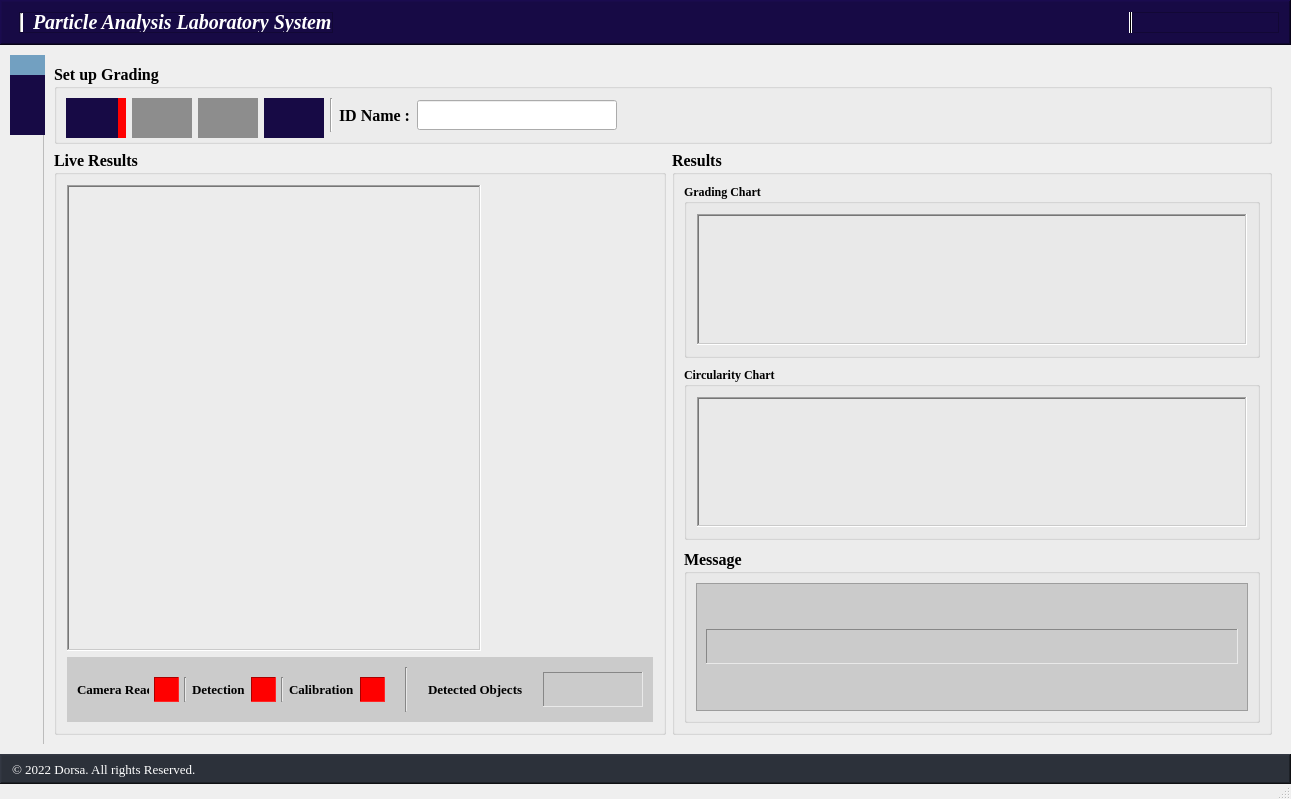
Old version of the form main_UI.ui in the repository DORSA-co/OLD_particle_size_analyser.
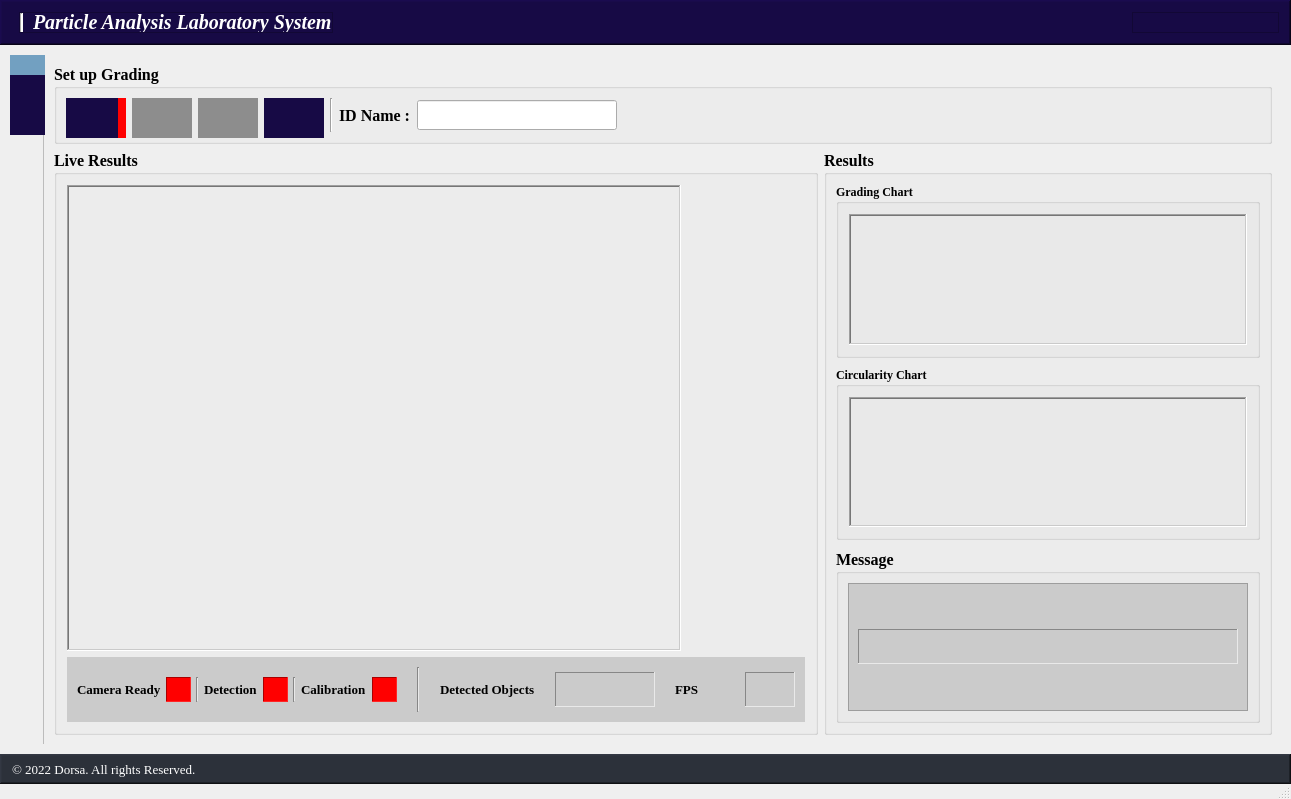
New version of the form. Icons and pictures are not drawn.

The edit to the form file:
```diff
--- a/main_UI.ui
+++ b/main_UI.ui
@@ -218,57 +218,6 @@
          </property>
         </spacer>
        </item>
-       <item>
-        <widget class="QPushButton" name="user_login_btn">
-         <property name="styleSheet">
-          <string notr="true">QPushButton{
-	padding: 5px;
-}
-
-QPushButton:hover{
-	background: #F70000;
- }</string>
-         </property>
-         <property name="text">
-          <string/>
-         </property>
-         <property name="icon">
-          <iconset>
-           <normaloff>Icons/user.png</normaloff>Icons/user.png</iconset>
-         </property>
-         <property name="iconSize">
-          <size>
-           <width>20</width>
-           <height>20</height>
-          </size>
-         </property>
-        </widget>
-       </item>
-       <item>
-        <widget class="Line" name="line_7">
-         <property name="minimumSize">
-          <size>
-           <width>1</width>
-           <height>1</height>
-          </size>
-         </property>
-         <property name="styleSheet">
-          <string notr="true">background-color: rgb(255, 255, 255);</string>
-         </property>
-         <property name="locale">
-          <locale language="English" country="Kenya"/>
-         </property>
-         <property name="frameShadow">
-          <enum>QFrame::Plain</enum>
-         </property>
-         <property name="lineWidth">
-          <number>1</number>
-         </property>
-         <property name="orientation">
-          <enum>Qt::Vertical</enum>
-         </property>
-        </widget>
-       </item>
        <item>
         <widget class="QFrame" name="frame">
          <property name="font">
@@ -695,13 +644,13 @@
                       </property>
                       <property name="minimumSize">
                        <size>
-                        <width>600</width>
+                        <width>400</width>
                         <height>0</height>
                        </size>
                       </property>
                       <property name="maximumSize">
                        <size>
-                        <width>16777215</width>
+                        <width>700</width>
                         <height>16777215</height>
                        </size>
                       </property>
@@ -960,7 +909,7 @@
                     <item row="1" column="0" alignment="Qt::AlignLeft">
                      <widget class="QGroupBox" name="groupBox_2">
                       <property name="sizePolicy">
-                       <sizepolicy hsizetype="MinimumExpanding" vsizetype="Preferred">
+                       <sizepolicy hsizetype="Expanding" vsizetype="Expanding">
                         <horstretch>0</horstretch>
                         <verstretch>0</verstretch>
                        </sizepolicy>
@@ -1020,7 +969,7 @@
                          </property>
                          <property name="minimumSize">
                           <size>
-                           <width>1</width>
+                           <width>400</width>
                            <height>1</height>
                           </size>
                          </property>
@@ -1066,7 +1015,7 @@
                               </property>
                               <property name="minimumSize">
                                <size>
-                                <width>400</width>
+                                <width>600</width>
                                 <height>400</height>
                                </size>
                               </property>
@@ -1100,6 +1049,12 @@
                        </item>
                        <item row="1" column="0">
                         <widget class="QFrame" name="status_frame">
+                         <property name="sizePolicy">
+                          <sizepolicy hsizetype="Expanding" vsizetype="Fixed">
+                           <horstretch>0</horstretch>
+                           <verstretch>0</verstretch>
+                          </sizepolicy>
+                         </property>
                          <property name="minimumSize">
                           <size>
                            <width>0</width>
@@ -1462,6 +1417,68 @@
                             </item>
                            </layout>
                           </item>
+                          <item>
+                           <layout class="QHBoxLayout" name="horizontalLayout_70">
+                            <item>
+                             <widget class="QLabel" name="label_27">
+                              <property name="minimumSize">
+                               <size>
+                                <width>50</width>
+                                <height>35</height>
+                               </size>
+                              </property>
+                              <property name="maximumSize">
+                               <size>
+                                <width>50</width>
+                                <height>35</height>
+                               </size>
+                              </property>
+                              <property name="font">
+                               <font>
+                                <family>Times New Roman</family>
+                                <pointsize>10</pointsize>
+                                <weight>75</weight>
+                                <bold>true</bold>
+                               </font>
+                              </property>
+                              <property name="text">
+                               <string>FPS</string>
+                              </property>
+                             </widget>
+                            </item>
+                            <item>
+                             <widget class="QLabel" name="label_35">
+                              <property name="sizePolicy">
+                               <sizepolicy hsizetype="Preferred" vsizetype="Preferred">
+                                <horstretch>0</horstretch>
+                                <verstretch>0</verstretch>
+                               </sizepolicy>
+                              </property>
+                              <property name="minimumSize">
+                               <size>
+                                <width>50</width>
+                                <height>35</height>
+                               </size>
+                              </property>
+                              <property name="maximumSize">
+                               <size>
+                                <width>50</width>
+                                <height>35</height>
+                               </size>
+                              </property>
+                              <property name="frameShape">
+                               <enum>QFrame::Panel</enum>
+                              </property>
+                              <property name="frameShadow">
+                               <enum>QFrame::Sunken</enum>
+                              </property>
+                              <property name="text">
+                               <string/>
+                              </property>
+                             </widget>
+                            </item>
+                           </layout>
+                          </item>
                          </layout>
                         </widget>
                        </item>
```
